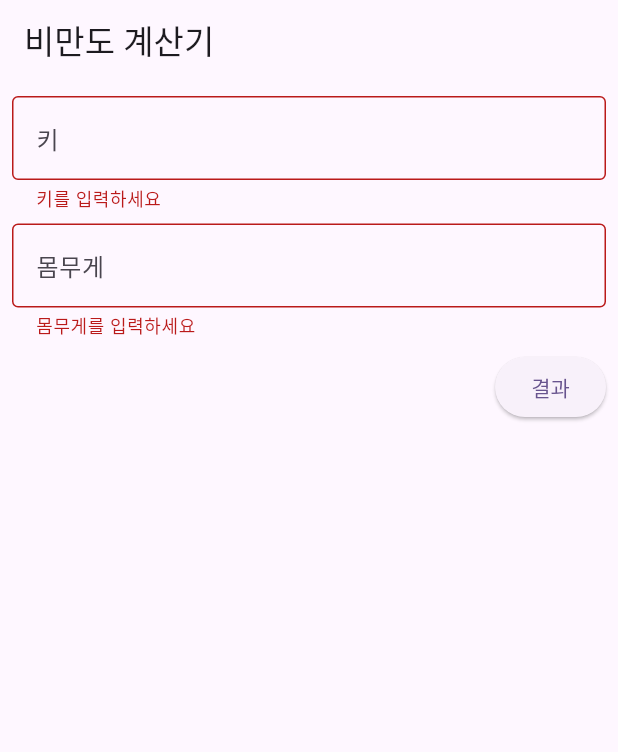
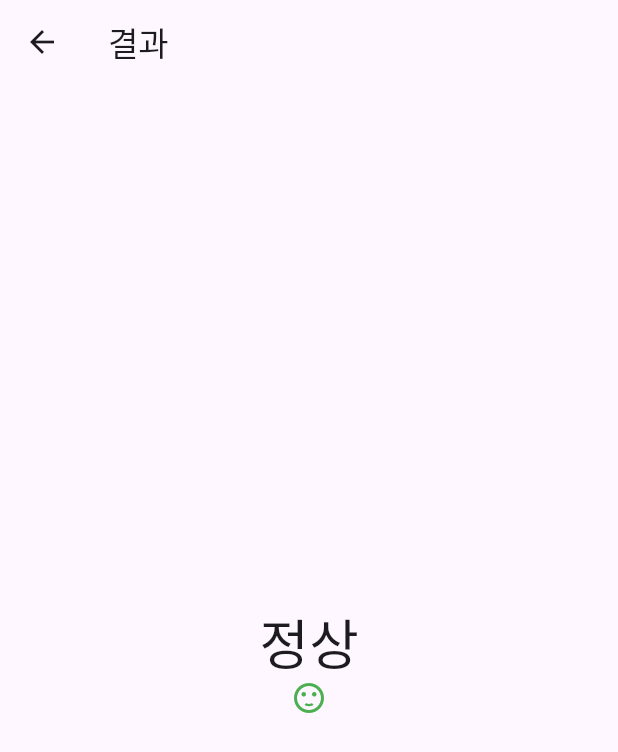
Before and after one commit to happysong3914/bmi, a Flutter app: the screen it shows after launch, after a tap on "결과", on a phone screen of 412 x 824 dp. Shown: the top 752 px of the screen. Run offline on Flutter 3.47's test engine with Material 3 defaults, Android fonts, the phone set to English and light mode, and no system bars.

Commit message:
결과화면 작성

```diff
--- a/lib/main/main_screen.dart
+++ b/lib/main/main_screen.dart
@@ -1,3 +1,4 @@
+import 'package:bmi/result/result_screen.dart';
 import 'package:flutter/material.dart';
 
 class MainScreen extends StatefulWidget {
@@ -56,7 +57,18 @@ class _MainScreenState extends State<MainScreen> {
               ),
               ElevatedButton(
                 onPressed: () {
-                  if (_formKey.currentState?.validate() ?? false) {}
+                  if (_formKey.currentState?.validate() ?? false) {
+                    return;
+                  }
+                  Navigator.push(
+                    context,
+                    MaterialPageRoute(
+                      builder: (context) => ResultScreen(
+                        height: 180,
+                        weight: 77.5,
+                      ),
+                    ),
+                  );
                 },
                 child: Text(
                   '결과',
--- /dev/null
+++ b/lib/result/result_screen.dart
@@ -0,0 +1,34 @@
+import 'package:flutter/material.dart';
+
+class ResultScreen extends StatelessWidget {
+  final double height;
+  final double weight;
+
+  const ResultScreen({
+    Key? key,
+    required this.height,
+    required this.weight,
+  }) : super(key: key);
+
+  @override
+  Widget build(BuildContext context) {
+    final bmi = weight / ((height / 100.0) * (height / 100.0));
+    return Scaffold(
+      appBar: AppBar(
+        title: Text('결과'),
+      ),
+      body: Center(
+        child: Column(
+          mainAxisAlignment: MainAxisAlignment.center,
+          children: [
+            Text(
+              '정상',
+              style: TextStyle(fontSize: 36),
+            ),
+            Icon(Icons.sentiment_satisfied, color: Colors.green,)
+          ],
+        ),
+      ),
+    );
+  }
+}
```
